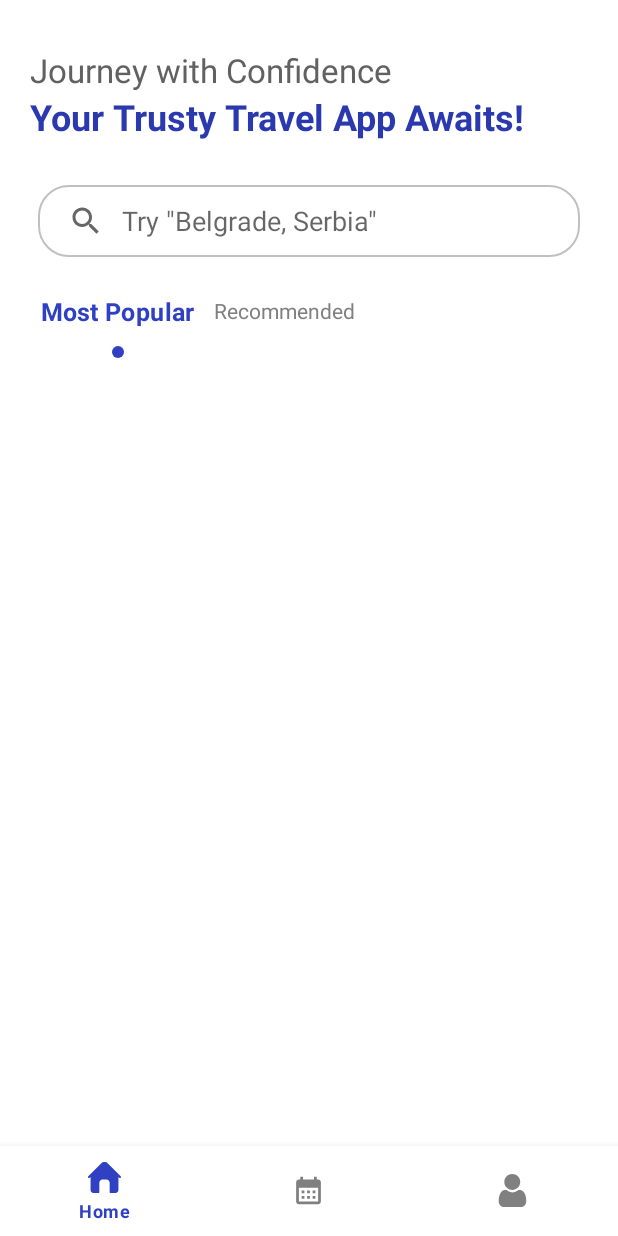
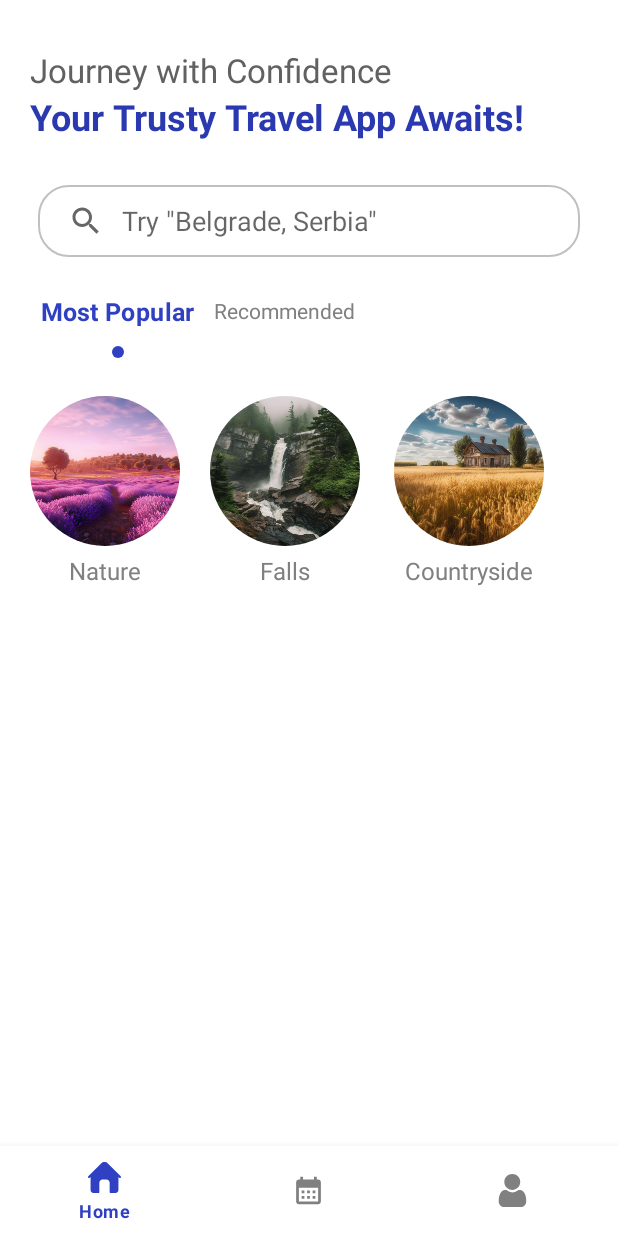
Before and after one commit to Ruturajchavda/NomadNest, an Android app: the HomeFragment screen opened directly, with no data from a screen before it, on a phone screen of 412 x 824 dp. Run offline under Robolectric (Android 15) with nearby library versions, the phone set to English and light mode, and no system bars; our stand-ins replace CircleImageView.

Commit message:
Added Category Recycler View.

```diff
--- a/app/build.gradle
+++ b/app/build.gradle
@@ -42,4 +42,7 @@ dependencies {
 
     //Animation Library
     implementation "com.airbnb.android:lottie:3.4.1"
+
+    //Circular Image View
+    implementation 'de.hdodenhof:circleimageview:3.1.0'
 }
--- a/app/src/main/AndroidManifest.xml
+++ b/app/src/main/AndroidManifest.xml
@@ -13,12 +13,15 @@
         android:theme="@style/Theme.NomadNest"
         tools:targetApi="31">
         <activity
+            android:name=".activity.SearchListActivity"
+            android:exported="false"/>
+
+        <activity
             android:name=".activity.BookTripActivity"
             android:exported="false" />
         <activity
             android:name=".activity.PlaceDetailsActivity"
             android:exported="false" />
-
         <activity
             android:name=".activity.SignupActivity"
             android:exported="false" />
--- /dev/null
+++ b/app/src/main/java/com/example/nomadnest/adapter/CategoryAdapter.java
@@ -0,0 +1,79 @@
+package com.example.nomadnest.adapter;
+
+import android.annotation.SuppressLint;
+import android.app.Activity;
+import android.view.LayoutInflater;
+import android.view.View;
+import android.view.ViewGroup;
+
+import androidx.annotation.NonNull;
+import androidx.recyclerview.widget.RecyclerView;
+
+import com.example.nomadnest.databinding.ItemCategoryBinding;
+import com.example.nomadnest.databinding.ItemSearchListBinding;
+import com.example.nomadnest.interfaces.RecyclerViewItemInterface;
+import com.example.nomadnest.model.Category;
+
+
+import java.util.ArrayList;
+
+public class CategoryAdapter extends RecyclerView.Adapter<RecyclerView.ViewHolder> {
+
+    private ArrayList<Category> categoryArrayList;
+    private ItemCategoryBinding binding;
+    public Activity activity;
+    private RecyclerViewItemInterface viewItemInterface;
+
+    public void setItemClickListener(RecyclerViewItemInterface viewItemInterface) {
+        this.viewItemInterface = viewItemInterface;
+    }
+
+    public CategoryAdapter(ArrayList<Category> categoryArrayList, Activity activity) {
+        this.categoryArrayList = categoryArrayList;
+        this.activity = activity;
+    }
+
+    @NonNull
+    @Override
+    public RecyclerView.ViewHolder onCreateViewHolder(@NonNull ViewGroup parent, int viewType) {
+        LayoutInflater layoutInflater = LayoutInflater.from(parent.getContext());
+        binding = ItemCategoryBinding.inflate(layoutInflater, parent, false);
+        return new ViewHolder(binding);
+    }
+
+    @Override
+    public void onBindViewHolder(@NonNull RecyclerView.ViewHolder holder, int position) {
+        ((ViewHolder) holder).bindView(categoryArrayList.get(position));
+        Category category = categoryArrayList.get(position);
+        holder.itemView.setOnClickListener(new View.OnClickListener() {
+            @Override
+            public void onClick(View v) {
+                if (viewItemInterface != null) {
+                    viewItemInterface.OnItemMoved(holder.getAdapterPosition(), category);
+                }
+            }
+        });
+    }
+
+    @Override
+    public int getItemCount() {
+        return categoryArrayList.size();
+    }
+
+    //ViewHolder class to populate data in recyclerView
+    class ViewHolder extends RecyclerView.ViewHolder {
+        private ItemCategoryBinding binding;
+
+        public ViewHolder(@NonNull ItemCategoryBinding binding) {
+            super(binding.getRoot());
+            this.binding = binding;
+        }
+
+        @SuppressLint({"DefaultLocale", "UseCompatLoadingForDrawables"})
+        public void bindView(Category category) {
+            binding.imageCategory.setImageDrawable(activity.getResources().getDrawable(category.getCategoryImage()));
+            binding.textCategoryTitle.setText(category.getCategoryName());
+
+        }
+    }
+}
--- a/app/src/main/java/com/example/nomadnest/constants/Extras.java
+++ b/app/src/main/java/com/example/nomadnest/constants/Extras.java
@@ -3,5 +3,6 @@ package com.example.nomadnest.constants;
 public class Extras {
     public static final String EXTRA_FRAGMENT_BUNDLE = "bundle";
     public static final String EXTRA_ATTACHMENT = "attachment";
+    public static final String EXTRA_IS_SEARCH = "is_search";
 
 }
--- a/app/src/main/java/com/example/nomadnest/fragment/HomeFragment.java
+++ b/app/src/main/java/com/example/nomadnest/fragment/HomeFragment.java
@@ -18,12 +18,11 @@ import android.view.ViewGroup;
 import android.widget.PopupWindow;
 import android.widget.SearchView;
 import android.widget.TextView;
-import android.widget.Toast;
 
 import com.example.nomadnest.R;
-import com.example.nomadnest.activity.HomeActivity;
-import com.example.nomadnest.activity.MainActivity;
 import com.example.nomadnest.activity.PlaceDetailsActivity;
+import com.example.nomadnest.activity.SearchListActivity;
+import com.example.nomadnest.adapter.CategoryAdapter;
 import com.example.nomadnest.adapter.PlacesAdapter;
 import com.example.nomadnest.adapter.SearchViewAdapter;
 import com.example.nomadnest.constants.Extras;
@@ -32,6 +31,7 @@ import com.example.nomadnest.databinding.FragmentHomeBinding;
 import com.example.nomadnest.databinding.LayoutSearchPopupBinding;
 import com.example.nomadnest.interfaces.HostInterface;
 import com.example.nomadnest.interfaces.RecyclerViewItemInterface;
+import com.example.nomadnest.model.Category;
 import com.example.nomadnest.model.Places;
 
 import java.util.ArrayList;
@@ -45,9 +45,11 @@ public class HomeFragment extends Fragment implements SearchView.OnQueryTextList
     private SearchViewAdapter searchViewAdapter;
     private ArrayList<Places> searchItemList = new ArrayList<>();
     private ArrayList<Places> placesArrayList = new ArrayList<>();
+    private ArrayList<Category> categoryArrayList = new ArrayList<>();
     private PopupWindow popupWindow;
 
     private PlacesAdapter placesAdapter;
+    private CategoryAdapter categoryAdapter;
 
     private NomadNestDatabaseHelper nomadNestDatabaseHelper;
 
@@ -91,7 +93,10 @@ public class HomeFragment extends Fragment implements SearchView.OnQueryTextList
         setModeSelection(true);
 
         //Populate Places Data
-        populateData(true);
+        populatePlaceData(true);
+
+        //Populate Category Data
+        populateCategoryData();
 
     }
 
@@ -114,10 +119,10 @@ public class HomeFragment extends Fragment implements SearchView.OnQueryTextList
         // Apply effects to the clicked TextView
         if (isPopular) {
             changeSelectionUI(binding.textPopular, binding.textRecommended, binding.dotViewPopular, binding.dotViewRecommended);
-            populateData(true);
+            populatePlaceData(true);
         } else {
             changeSelectionUI(binding.textRecommended, binding.textPopular, binding.dotViewRecommended, binding.dotViewPopular);
-            populateData(false);
+            populatePlaceData(false);
         }
     }
 
@@ -125,17 +130,22 @@ public class HomeFragment extends Fragment implements SearchView.OnQueryTextList
     // Event Listener for SearchView
     @Override
     public boolean onQueryTextSubmit(String query) {
+        if(!query.isEmpty()){
+            Intent intent = new Intent(getActivity(), SearchListActivity.class);
+            intent.putExtra(Extras.EXTRA_IS_SEARCH,true);
+            getActivity().startActivity(intent);
+        }
         return false;
     }
 
     @Override
     public boolean onQueryTextChange(String newText) {
-        if (!newText.isEmpty()) {
+        /*if (!newText.isEmpty()) {
             searchViewAdapter.getFilter().filter(newText);
             popupWindow.showAsDropDown(binding.searchPlace);
         } else {
             popupWindow.dismiss();
-        }
+        }*/
         return false;
     }
 
@@ -161,11 +171,10 @@ public class HomeFragment extends Fragment implements SearchView.OnQueryTextList
         searchViewAdapter.setItemClickListener(this);
     }
 
-    //Populate Data
-    private void populateData(boolean isPopular) {
+    //Populate Data for Place List
+    private void populatePlaceData(boolean isPopular) {
         placesArrayList.clear();
-
-
+        if (nomadNestDatabaseHelper.getAllPlaces() != null && nomadNestDatabaseHelper.getAllPlaces().size() > 0) {
             for (int i = 0; i < nomadNestDatabaseHelper.getAllPlaces().size(); i++) {
                 if (isPopular) {
                     if (nomadNestDatabaseHelper.getAllPlaces().get(i).isPopular()) {
@@ -174,6 +183,7 @@ public class HomeFragment extends Fragment implements SearchView.OnQueryTextList
                 } else {
                     if (!nomadNestDatabaseHelper.getAllPlaces().get(i).isPopular()) {
                         placesArrayList.add(nomadNestDatabaseHelper.getAllPlaces().get(i));
+                    }
                 }
             }
         }
@@ -191,6 +201,33 @@ public class HomeFragment extends Fragment implements SearchView.OnQueryTextList
         placesAdapter.setItemClickListener(this);
     }
 
+    //Populate Data for Place List
+    private void populateCategoryData() {
+        categoryArrayList.clear();
+
+        Category category1 = new Category(1,getResources().getString(R.string.category_nature),R.drawable.category_nature);
+        categoryArrayList.add(category1);
+
+        Category category2 = new Category(2,getResources().getString(R.string.category_falls),R.drawable.category_falls);
+        categoryArrayList.add(category2);
+
+        Category category3 = new Category(3,getResources().getString(R.string.category_countryside),R.drawable.category_countr_side);
+        categoryArrayList.add(category3);
+
+        bindCategoryAdapter();
+    }
+
+    // Initialize and set up RecyclerView and Adapter
+    @SuppressLint("NotifyDataSetChanged")
+    private void bindCategoryAdapter() {
+        categoryAdapter = new CategoryAdapter(categoryArrayList, getActivity());
+        binding.rvCategory.setLayoutManager(new LinearLayoutManager(getActivity(), RecyclerView.HORIZONTAL, false));
+        binding.rvCategory.setAdapter(categoryAdapter);
+        categoryAdapter.notifyDataSetChanged();
+        categoryAdapter.setItemClickListener(this);
+    }
+
+
     @Override
     public void OnItemClick(int position) {
 
@@ -199,15 +236,21 @@ public class HomeFragment extends Fragment implements SearchView.OnQueryTextList
     @Override
     public void OnItemClick(int position, Object o) {
         if (o != null && o instanceof Places) {
-            Places places = (Places) o;
+            /*Places places = (Places) o;
             binding.searchPlace.setQuery(places.getPlaceName(), false);
-            popupWindow.dismiss();
+            popupWindow.dismiss();*/
         }
     }
 
     @Override
     public void OnItemMoved(int position, Object o) {
-
+        if (o != null && o instanceof Category) {
+            Category category = (Category) o;
+            Intent intent = new Intent(getActivity(), SearchListActivity.class);
+            intent.putExtra(Extras.EXTRA_IS_SEARCH,false);
+            intent.putExtra(Extras.EXTRA_ATTACHMENT, category.getCategoryName());
+            getActivity().startActivity(intent);
+        }
     }
 
     @Override
--- /dev/null
+++ b/app/src/main/java/com/example/nomadnest/model/Category.java
@@ -0,0 +1,51 @@
+package com.example.nomadnest.model;
+
+public class Category {
+
+    private int categoryId;
+    private String categoryName;
+    private int categoryImage;
+
+    public Category() {
+
+    }
+
+    public Category(int categoryId, String categoryName, int categoryImage) {
+        this.categoryId = categoryId;
+        this.categoryName = categoryName;
+        this.categoryImage = categoryImage;
+    }
+
+    public int getCategoryId() {
+        return categoryId;
+    }
+
+    public void setCategoryId(int categoryId) {
+        this.categoryId = categoryId;
+    }
+
+    public String getCategoryName() {
+        return categoryName;
+    }
+
+    public void setCategoryName(String categoryName) {
+        this.categoryName = categoryName;
+    }
+
+    public int getCategoryImage() {
+        return categoryImage;
+    }
+
+    public void setCategoryImage(int categoryImage) {
+        this.categoryImage = categoryImage;
+    }
+
+    @Override
+    public String toString() {
+        return "Category{" +
+                "categoryId=" + categoryId +
+                ", categoryName='" + categoryName + '\'' +
+                ", categoryImage=" + categoryImage +
+                '}';
+    }
+}
--- /dev/null
+++ b/app/src/main/res/drawable/ic_arrow_right.xml
@@ -0,0 +1,5 @@
+<vector android:autoMirrored="true" android:height="24dp"
+    android:tint="#000000" android:viewportHeight="24"
+    android:viewportWidth="24" android:width="24dp" xmlns:android="http://schemas.android.com/apk/res/android">
+    <path android:fillColor="@android:color/white" android:pathData="M6.23,20.23l1.77,1.77l10,-10l-10,-10l-1.77,1.77l8.23,8.23z"/>
+</vector>
--- a/app/src/main/res/layout/fragment_home.xml
+++ b/app/src/main/res/layout/fragment_home.xml
@@ -1,9 +1,9 @@
 <?xml version="1.0" encoding="utf-8"?>
 <FrameLayout xmlns:android="http://schemas.android.com/apk/res/android"
+    xmlns:app="http://schemas.android.com/apk/res-auto"
     xmlns:tools="http://schemas.android.com/tools"
     android:layout_width="match_parent"
     android:layout_height="match_parent"
-    xmlns:app="http://schemas.android.com/apk/res-auto"
     tools:context=".fragment.HomeFragment">
 
     <LinearLayout
@@ -108,9 +108,18 @@
             android:id="@+id/rvPlaces"
             android:layout_width="match_parent"
             android:layout_height="wrap_content"
-            tools:listitem="@layout/item_places"
+            android:orientation="horizontal"
             app:layoutManager="androidx.recyclerview.widget.LinearLayoutManager"
-            android:orientation="horizontal"/>
+            tools:listitem="@layout/item_places" />
+
+        <androidx.recyclerview.widget.RecyclerView
+            android:id="@+id/rvCategory"
+            android:layout_width="match_parent"
+            android:layout_height="match_parent"
+            android:layout_marginTop="@dimen/dim_15"
+            android:orientation="horizontal"
+            app:layoutManager="androidx.recyclerview.widget.LinearLayoutManager"
+            tools:listitem="@layout/item_category" />
 
     </LinearLayout>
 
--- /dev/null
+++ b/app/src/main/res/layout/item_category.xml
@@ -0,0 +1,26 @@
+<?xml version="1.0" encoding="utf-8"?>
+<LinearLayout xmlns:android="http://schemas.android.com/apk/res/android"
+    xmlns:app="http://schemas.android.com/apk/res-auto"
+    android:layout_width="wrap_content"
+    android:layout_height="wrap_content"
+    android:id="@+id/layoutCategory"
+    android:gravity="center_horizontal"
+    android:orientation="vertical"
+    android:padding="@dimen/medium_margin">
+
+    <de.hdodenhof.circleimageview.CircleImageView
+        android:id="@+id/imageCategory"
+        android:layout_width="100dp"
+        android:layout_height="100dp"
+        android:src="@drawable/travel_1"/>
+
+    <com.google.android.material.textview.MaterialTextView
+        android:id="@+id/textCategoryTitle"
+        style="@style/style_text"
+        android:padding="0dp"
+        android:text="@string/category_mountain"
+        android:textSize="@dimen/font_16"
+        android:textColor="@color/gray"
+        android:layout_marginTop="@dimen/small_margin"/>
+
+</LinearLayout>
```
Also changed, not shown: app/src/main/java/com/example/nomadnest/activity/SearchListActivity.java (added, +119 -0 lines), app/src/main/java/com/example/nomadnest/adapter/SearchListAdapter.java (added, +79 -0 lines), app/src/main/res/layout/activity_search_list.xml (added, +18 -0 lines), app/src/main/res/layout/item_search_list.xml (added, +89 -0 lines), app/src/main/res/drawable/category_countr_side.jpg (added), app/src/main/res/drawable/category_falls.jpg (added), app/src/main/res/drawable/category_nature.jpg (added). Lines whose indentation alone changed are shown as unchanged.
